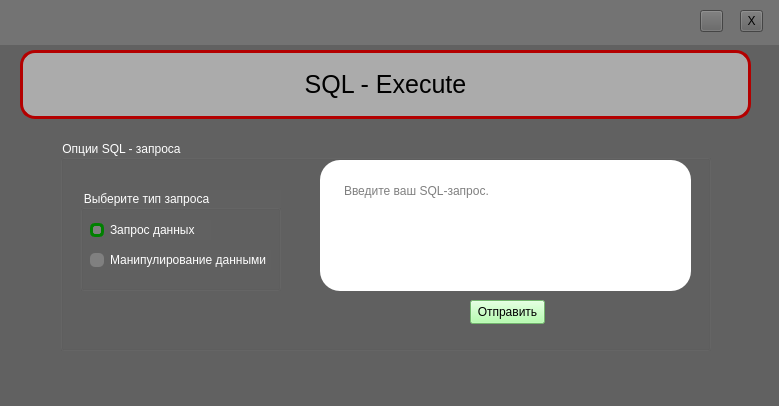
k0swel/app_for_course_prject, file forms/window_query.ui: the form before one commit.
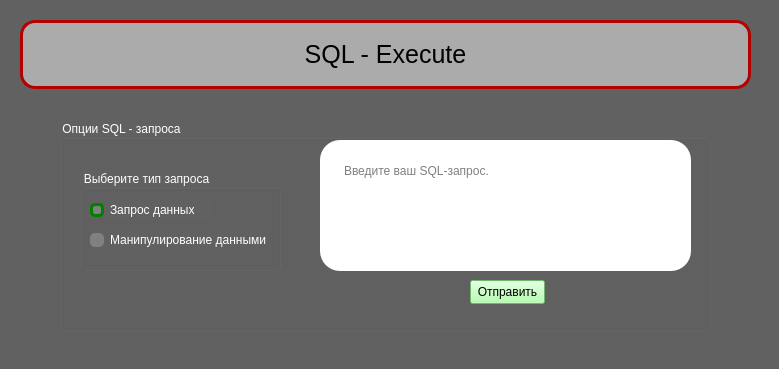
The form after the commit. Icons and pictures are not drawn.

```diff
--- a/forms/window_query.ui
+++ b/forms/window_query.ui
@@ -7,7 +7,7 @@
     <x>0</x>
     <y>0</y>
     <width>779</width>
-    <height>406</height>
+    <height>369</height>
    </rect>
   </property>
   <property name="windowTitle">
@@ -17,64 +17,11 @@
    <string notr="true">background-color: rgb(97, 97, 97);
 color: black;</string>
   </property>
-  <widget class="QWidget" name="widget_header" native="true">
-   <property name="geometry">
-    <rect>
-     <x>0</x>
-     <y>0</y>
-     <width>781</width>
-     <height>45</height>
-    </rect>
-   </property>
-   <property name="styleSheet">
-    <string notr="true">QWidget#widget_header {
-	background-color: rgb(115, 115, 115)
-}</string>
-   </property>
-   <widget class="QToolButton" name="toolButton_hide">
-    <property name="geometry">
-     <rect>
-      <x>700</x>
-      <y>10</y>
-      <width>23</width>
-      <height>22</height>
-     </rect>
-    </property>
-    <property name="styleSheet">
-     <string notr="true"/>
-    </property>
-    <property name="text">
-     <string/>
-    </property>
-    <property name="icon">
-     <iconset theme="QIcon::ThemeIcon::ListRemove"/>
-    </property>
-   </widget>
-   <widget class="QToolButton" name="toolButton_close">
-    <property name="geometry">
-     <rect>
-      <x>740</x>
-      <y>10</y>
-      <width>23</width>
-      <height>22</height>
-     </rect>
-    </property>
-    <property name="styleSheet">
-     <string notr="true"/>
-    </property>
-    <property name="text">
-     <string>X</string>
-    </property>
-    <property name="icon">
-     <iconset theme="application-exit"/>
-    </property>
-   </widget>
-  </widget>
   <widget class="QLabel" name="label_main_text">
    <property name="geometry">
     <rect>
      <x>20</x>
-     <y>50</y>
+     <y>20</y>
      <width>731</width>
      <height>69</height>
     </rect>
@@ -103,7 +50,7 @@
    <property name="geometry">
     <rect>
      <x>60</x>
-     <y>140</y>
+     <y>120</y>
      <width>651</width>
      <height>211</height>
     </rect>
```
